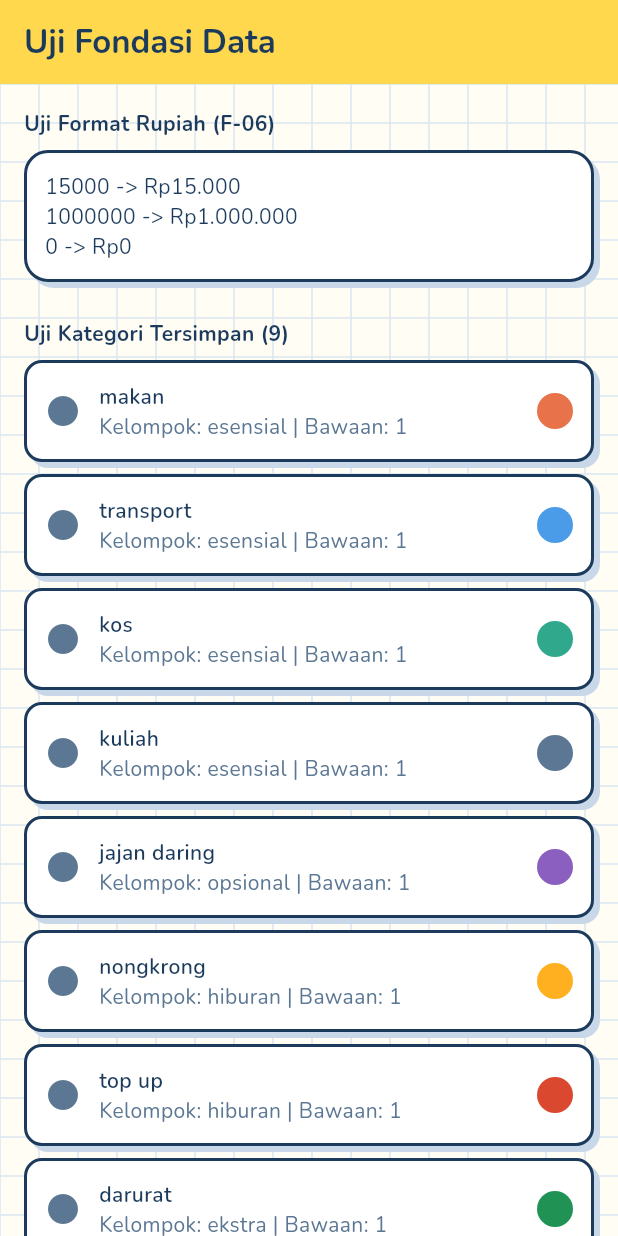
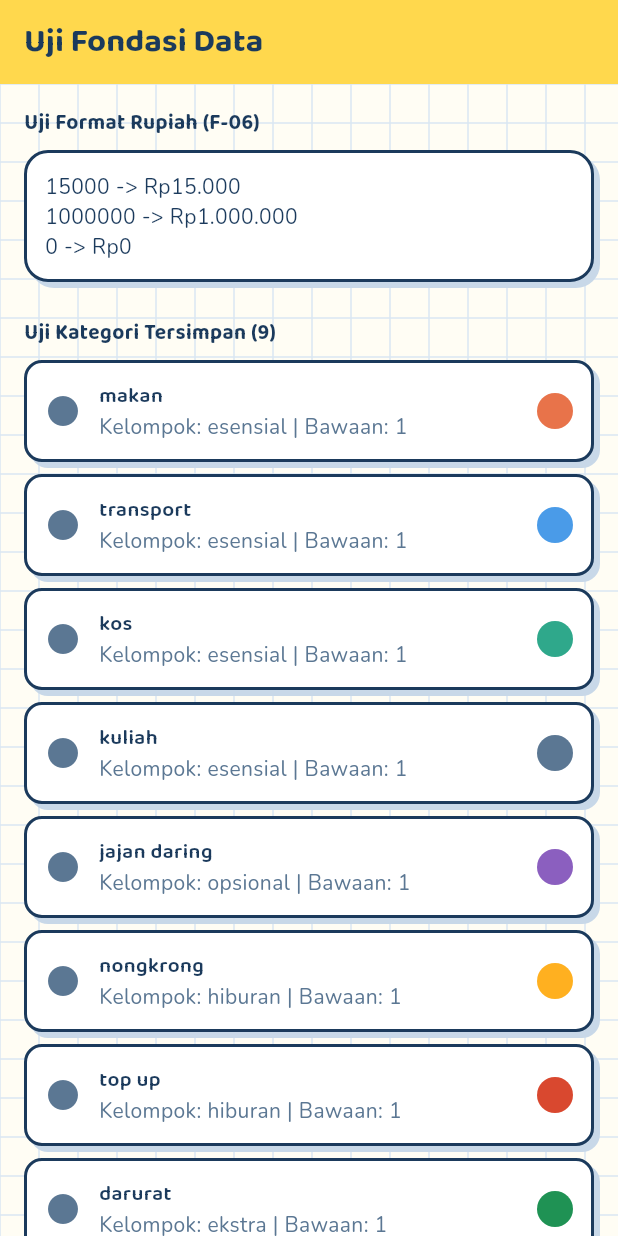
Before and after one commit to riyadiambis/Insap-App-Flutter, a Flutter app: the screen it shows after launch, on a phone screen of 412 x 824 dp. Run offline on Flutter 3.47's test engine with Material 3 defaults, Android fonts, the phone set to English and light mode, and no system bars; our stand-ins replace google_fonts, sqflite; accounts and stored records are empty.

Commit message:
fix(issue-01): seed pengaturan, lengkapi token tema, perbaiki format negatif
Co-Authored-By: Claude Sonnet 5 <noreply@anthropic.com>

```diff
--- a/lib/core/format.dart
+++ b/lib/core/format.dart
@@ -1,5 +1,6 @@
 String formatRupiah(int nominal) {
-  String nominalStr = nominal.toString();
+  final bool negatif = nominal < 0;
+  String nominalStr = nominal.abs().toString();
   String result = '';
   int count = 0;
   for (int i = nominalStr.length - 1; i >= 0; i--) {
@@ -9,5 +10,5 @@ String formatRupiah(int nominal) {
     result = nominalStr[i] + result;
     count++;
   }
-  return 'Rp$result';
+  return negatif ? '-Rp$result' : 'Rp$result';
 }
--- a/lib/core/theme.dart
+++ b/lib/core/theme.dart
@@ -13,6 +13,20 @@ class AppColors {
   static const Color benar = Color(0xFF1F9254);
   static const Color salahLatar = Color(0xFFFCEAE6);
   static const Color salah = Color(0xFFD9482F);
+
+  /// Palet badge kategori, dipakai sebagai cadangan dan acuan warna saat
+  /// pengguna membuat kategori sendiri. Warna kategori yang sesungguhnya
+  /// dibaca dari kolom `warna` di basis data.
+  static const List<Color> paletBadgeKategori = [
+    Color(0xFFE8734A),
+    Color(0xFF4A9BE8),
+    Color(0xFF8B5FBF),
+    Color(0xFF2FA88B),
+    Color(0xFFFFB020),
+    Color(0xFFD9482F),
+    Color(0xFF5B7793),
+    Color(0xFF1F9254),
+  ];
 }
 
 class AppTheme {
@@ -48,15 +62,15 @@ class AppTheme {
           color: AppColors.ink,
           fontWeight: FontWeight.w600,
         ),
-        titleLarge: GoogleFonts.nunito(
+        titleLarge: GoogleFonts.baloo2(
           color: AppColors.ink,
           fontWeight: FontWeight.w700,
         ),
-        titleMedium: GoogleFonts.nunito(
+        titleMedium: GoogleFonts.baloo2(
           color: AppColors.ink,
           fontWeight: FontWeight.w600,
         ),
-        titleSmall: GoogleFonts.nunito(
+        titleSmall: GoogleFonts.baloo2(
           color: AppColors.ink,
           fontWeight: FontWeight.w600,
         ),
@@ -75,21 +89,75 @@ class AppTheme {
         labelLarge: GoogleFonts.nunito(
           color: AppColors.ink,
           fontWeight: FontWeight.w600,
+          fontSize: 13,
           letterSpacing: 1.2,
         ),
         labelMedium: GoogleFonts.nunito(
           color: AppColors.ink,
           fontWeight: FontWeight.w600,
+          fontSize: 13,
           letterSpacing: 1.2,
         ),
         labelSmall: GoogleFonts.nunito(
           color: AppColors.inkSoft,
           fontWeight: FontWeight.w600,
+          fontSize: 13,
           letterSpacing: 1.2,
         ),
       ),
     );
   }
+
+  /// Gaya untuk nominal Rupiah besar (F-06), Baloo 2 bobot 800 sesuai
+  /// `UI-GUIDE.md`.
+  static TextStyle get nominalBesar => GoogleFonts.baloo2(
+        color: AppColors.ink,
+        fontWeight: FontWeight.w800,
+      );
+
+  /// Bayangan offset solid bawaan, dipakai pada kartu dan komponen netral.
+  static const BoxShadow bayanganDefault = BoxShadow(
+    color: AppColors.garis,
+    offset: Offset(4, 4),
+    blurRadius: 0,
+  );
+
+  /// Versi "tertekan" dari [bayanganDefault], kartu bergeser ke arah
+  /// bayangan saat ditekan.
+  static const BoxShadow bayanganDefaultTertekan = BoxShadow(
+    color: AppColors.garis,
+    offset: Offset(2, 2),
+    blurRadius: 0,
+  );
+
+  /// Bayangan gelap, dipakai untuk tombol utama bergaya stabilo.
+  static const BoxShadow bayanganGelap = BoxShadow(
+    color: AppColors.ink,
+    offset: Offset(4, 4),
+    blurRadius: 0,
+  );
+
+  /// Versi "tertekan" dari [bayanganGelap].
+  static const BoxShadow bayanganGelapTertekan = BoxShadow(
+    color: AppColors.ink,
+    offset: Offset(2, 2),
+    blurRadius: 0,
+  );
+
+  /// Bayangan ke atas, dipakai untuk batas atas navigasi bawah.
+  static const BoxShadow bayanganAtas = BoxShadow(
+    color: AppColors.garis,
+    offset: Offset(0, -4),
+    blurRadius: 0,
+  );
+
+  /// Versi "tertekan" dari [bayanganAtas], bayangan mengecil ke arah yang
+  /// sama (ke atas).
+  static const BoxShadow bayanganAtasTertekan = BoxShadow(
+    color: AppColors.garis,
+    offset: Offset(0, -2),
+    blurRadius: 0,
+  );
 
   static BoxDecoration kartuDecoration({double radius = 16.0}) {
     return BoxDecoration(
--- a/lib/data/database_helper.dart
+++ b/lib/data/database_helper.dart
@@ -1,7 +1,9 @@
 import 'package:sqflite/sqflite.dart';
 import 'package:path/path.dart';
 import 'seed_kategori.dart';
+import 'seed_pengaturan.dart';
 import 'models/kategori.dart';
+import 'models/pengaturan.dart';
 
 class DatabaseHelper {
   static final DatabaseHelper _instance = DatabaseHelper._internal();
@@ -97,6 +99,10 @@ class DatabaseHelper {
     for (Kategori kategori in seedKategori) {
       await db.insert('kategori', kategori.toMap());
     }
+
+    for (Pengaturan pengaturan in buatSeedPengaturan()) {
+      await db.insert('pengaturan', pengaturan.toMap());
+    }
   }
 
   Future<void> _onUpgrade(Database db, int oldVersion, int newVersion) async {
--- /dev/null
+++ b/lib/data/seed_pengaturan.dart
@@ -0,0 +1,20 @@
+import 'models/pengaturan.dart';
+
+List<Pengaturan> buatSeedPengaturan() {
+  final DateTime sekarang = DateTime.now();
+  final DateTime seninPekanIni =
+      sekarang.subtract(Duration(days: sekarang.weekday - 1));
+  final String kuotaPeriodeMulai =
+      '${seninPekanIni.year.toString().padLeft(4, '0')}-'
+      '${seninPekanIni.month.toString().padLeft(2, '0')}-'
+      '${seninPekanIni.day.toString().padLeft(2, '0')}';
+
+  return [
+    Pengaturan(kunci: 'versi_skema', nilai: '1'),
+    Pengaturan(kunci: 'onboarding_selesai', nilai: '0'),
+    Pengaturan(kunci: 'kuota_pindai_sisa', nilai: '10'),
+    Pengaturan(kunci: 'kuota_periode_mulai', nilai: kuotaPeriodeMulai),
+    Pengaturan(kunci: 'status_langganan', nilai: 'gratis'),
+    Pengaturan(kunci: 'kategori_terakhir', nilai: ''),
+  ];
+}
```
